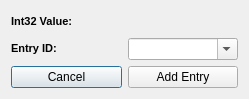
This is XDBF/settinginjectorint.ui in hetelek/XDBF-Manager as Qt 5 draws it before an edit. The edited form follows.
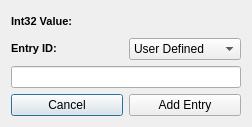
This is the edited form. Icons and pictures are not drawn.

What changed in the file:
```diff
--- a/XDBF/settinginjectorint.ui
+++ b/XDBF/settinginjectorint.ui
@@ -6,15 +6,15 @@
    <rect>
     <x>0</x>
     <y>0</y>
-    <width>249</width>
-    <height>99</height>
+    <width>252</width>
+    <height>127</height>
    </rect>
   </property>
   <property name="windowTitle">
    <string>Dialog</string>
   </property>
-  <layout class="QGridLayout" name="gridLayout_2">
-   <item row="0" column="0">
+  <layout class="QVBoxLayout" name="verticalLayout">
+   <item>
     <layout class="QGridLayout" name="gridLayout">
      <item row="0" column="0">
       <widget class="QLabel" name="label">
@@ -41,11 +41,19 @@
      <item row="1" column="1">
       <widget class="QComboBox" name="comboBox">
        <property name="editable">
-        <bool>true</bool>
+        <bool>false</bool>
        </property>
+       <item>
+        <property name="text">
+         <string>User Defined</string>
+        </property>
+       </item>
       </widget>
      </item>
      <item row="2" column="0" colspan="2">
+      <widget class="QLineEdit" name="lineEdit"/>
+     </item>
+     <item row="3" column="0" colspan="2">
       <layout class="QHBoxLayout" name="horizontalLayout">
        <item>
         <widget class="QPushButton" name="pushButton_2">
```
